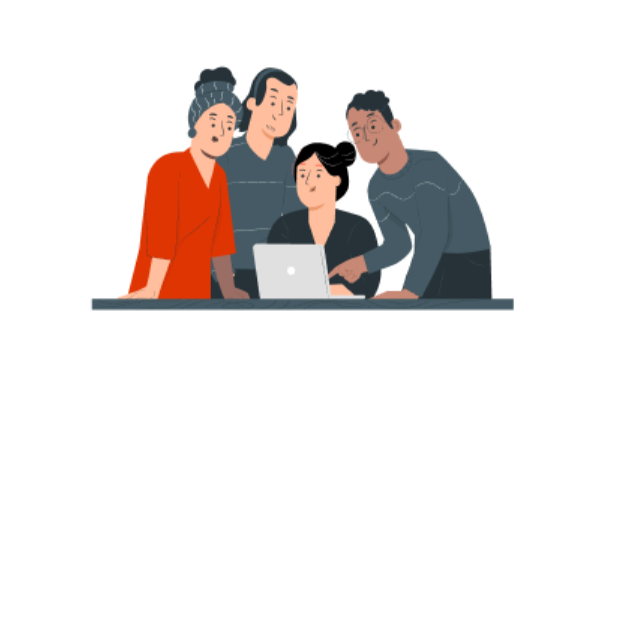
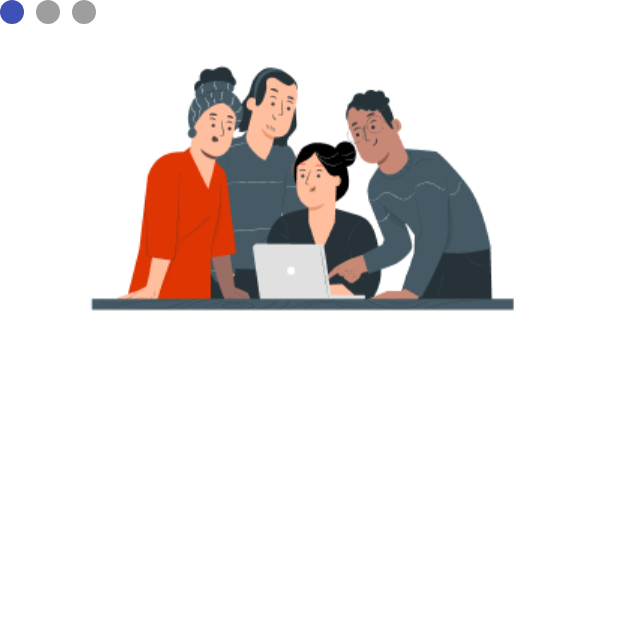
Before and after one commit to AnthonyAniobi/EmployMobileApplication, a Flutter app: the screen it shows after launch, on a phone screen of 412 x 824 dp, the top half of it. Run offline on Flutter 3.47's test engine with Material 2 defaults, Android fonts, the phone set to English and light mode, and no system bars; drawn by our look-alikes of smooth_page_indicator.

Commit message:
define project

```diff
--- a/lib/screens/intro_screen.dart
+++ b/lib/screens/intro_screen.dart
@@ -1,4 +1,5 @@
 import 'package:flutter/material.dart';
+import 'package:smooth_page_indicator/smooth_page_indicator.dart';
 
 class IntroScreen extends StatefulWidget {
   const IntroScreen({Key? key}) : super(key: key);
@@ -23,10 +24,12 @@ class _IntroScreenState extends State<IntroScreen> {
                   'Sign up to disconnect and hire for your next project'),
               introPage('get_in_touch', 'Getting Started is Super Easy',
                   'Instantly build your profile, learn and apply for your next job remotely'),
-              Container(color: Colors.yellow),
-              Container(color: Colors.green),
+              introPage('back_to_back', 'Personalized just for you',
+                  'We believe the world is much beautiful as each person gets better')
             ],
           ),
+          SmoothPageIndicator(
+              controller: _controller, count: 3, effect: const WormEffect()),
         ],
       ),
     );
```
Also changed, not shown: 2 other files.
